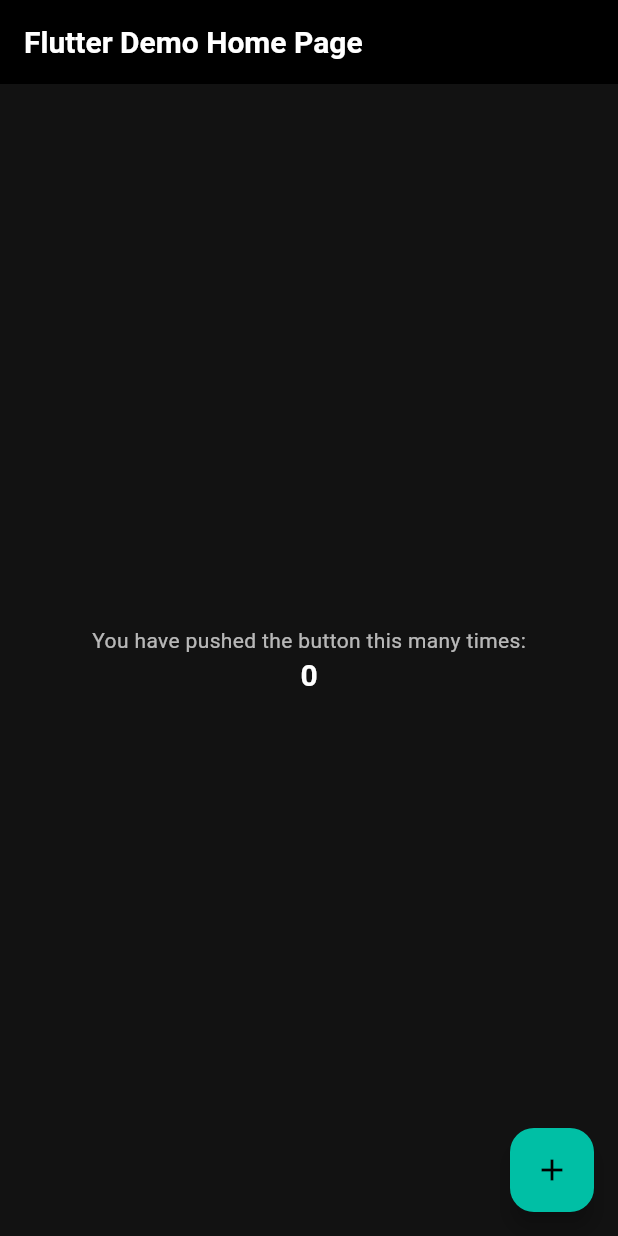
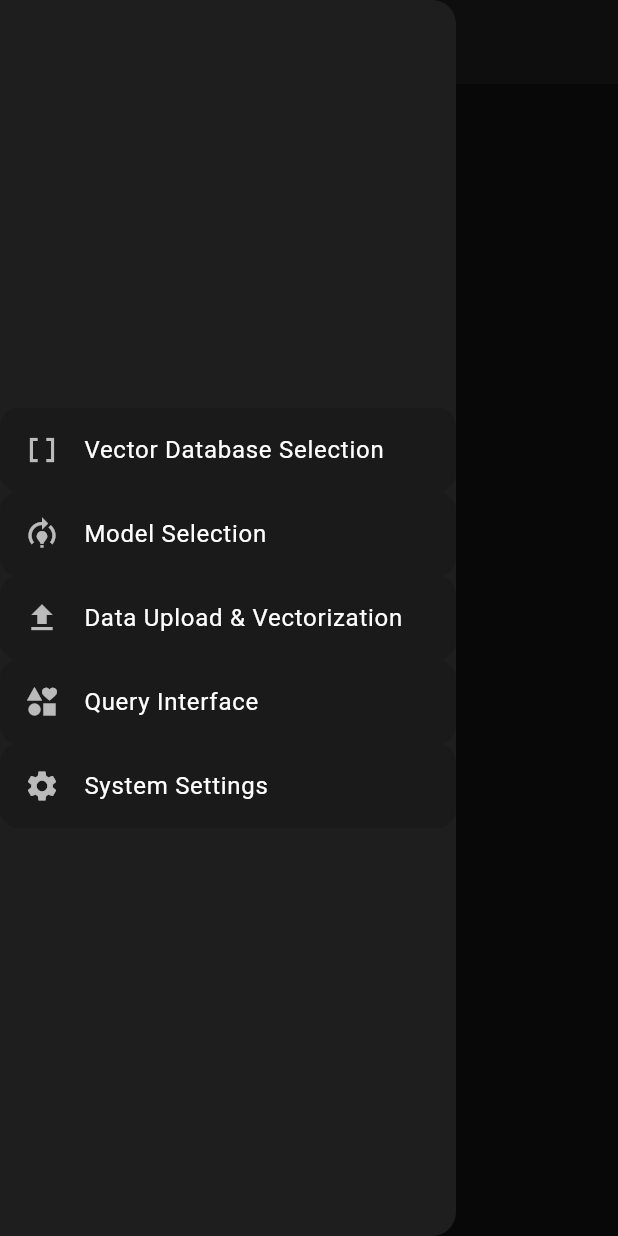
Before and after one commit to NeonMaliket/FA-RAG, a Flutter app: the screen it shows after launch, with the side drawer open (before the commit the screen has no drawer), on a phone screen of 412 x 824 dp. Run offline on Flutter 3.47's test engine with Material 3 defaults, Android fonts, the phone set to English and light mode, and no system bars.

Commit message:
Stream 1

```diff
--- /dev/null
+++ b/fa_rag_ui/lib/fa_rag_app.dart
@@ -0,0 +1,19 @@
+import 'package:fa_rag_ui/feature/main_window/main_window.dart';
+import 'package:fa_rag_ui/theme/rag_theme.dart';
+import 'package:flutter/material.dart';
+
+class FaRagApp extends StatelessWidget {
+  const FaRagApp({super.key});
+
+  @override
+  Widget build(BuildContext context) {
+    return MaterialApp(
+      title: 'FA-RAG',
+      theme: ragAppLightTheme,
+      debugShowCheckedModeBanner: false,
+      darkTheme: ragAppDarkTheme,
+      themeMode: ThemeMode.dark,
+      home: MainWindow(),
+    );
+  }
+}
--- /dev/null
+++ b/fa_rag_ui/lib/feature/features.dart
@@ -0,0 +1 @@
+export 'main_window/main_window.dart';
--- /dev/null
+++ b/fa_rag_ui/lib/feature/main_window/main_window.dart
@@ -0,0 +1,107 @@
+import 'package:fa_rag_ui/feature/main_window/model/model.dart';
+import 'package:fa_rag_ui/feature/main_window/pages/pages.dart';
+import 'package:flutter/material.dart';
+
+final menuMap = [
+  {'index': 0, 'title': 'Vector Database Selection', 'icon': Icons.data_array},
+  {'index': 1, 'title': 'Model Selection', 'icon': Icons.model_training},
+  {'index': 2, 'title': 'Data Upload & Vectorization', 'icon': Icons.upload},
+  {'index': 3, 'title': 'Query Interface', 'icon': Icons.interests},
+  {'index': 4, 'title': 'System Settings', 'icon': Icons.settings},
+];
+
+class MainWindow extends StatelessWidget {
+  const MainWindow({super.key});
+
+  @override
+  Widget build(BuildContext context) {
+    final scaffoldKey = GlobalKey<ScaffoldState>();
+    final pageModel = PageModel();
+
+    return Scaffold(
+      key: scaffoldKey,
+      appBar: AppBar(
+        title: Text('FA RAG'),
+        leading: FloatingActionButton.small(
+          child: Icon(Icons.menu),
+          onPressed: () => scaffoldKey.currentState?.openDrawer(),
+        ),
+      ),
+      drawer: MainWindowDrawer(pageModel: pageModel),
+      body: MainWindowBody(pageModel: pageModel),
+    );
+  }
+}
+
+class MainWindowBody extends StatefulWidget {
+  const MainWindowBody({super.key, required this.pageModel});
+  final PageModel pageModel;
+
+  @override
+  State<MainWindowBody> createState() => _MainWindowBodyState();
+}
+
+class _MainWindowBodyState extends State<MainWindowBody> {
+  late final PageController _pageController;
+  late final Map<int, Widget> _pages;
+
+  @override
+  void initState() {
+    _pages = {
+      0: Text('Page: 0'),
+      1: Text('Page: 1'),
+      2: Text('Page: 2'),
+      3: Text('Page: 3'),
+      4: SettingsPage(),
+    };
+    _pageController = PageController(initialPage: 4);
+    widget.pageModel.addListener(() {
+      _pageController.jumpToPage(widget.pageModel.currentIndex);
+      setState(() {});
+    });
+    super.initState();
+  }
+
+  @override
+  void dispose() {
+    _pageController.dispose();
+    super.dispose();
+  }
+
+  @override
+  Widget build(BuildContext context) {
+    return PageView.builder(
+      controller: _pageController,
+      itemBuilder: (context, index) {
+        return Center(child: _pages[index]);
+      },
+    );
+  }
+}
+
+class MainWindowDrawer extends StatelessWidget {
+  const MainWindowDrawer({super.key, required this.pageModel});
+  final PageModel pageModel;
+
+  @override
+  Widget build(BuildContext context) {
+    return Drawer(
+      child: Column(
+        mainAxisAlignment: MainAxisAlignment.center,
+        children: menuMap
+            .map(
+              (item) => InkWell(
+                onTap: () {
+                  pageModel.pageTo(item['index'] as int);
+                },
+                child: ListTile(
+                  leading: Icon((item['icon'] as IconData)),
+                  title: Text(item['title'] as String),
+                ),
+              ),
+            )
+            .toList(),
+      ),
+    );
+  }
+}
--- /dev/null
+++ b/fa_rag_ui/lib/feature/main_window/model/model.dart
@@ -0,0 +1 @@
+export 'page_model.dart';
--- /dev/null
+++ b/fa_rag_ui/lib/feature/main_window/model/page_model.dart
@@ -0,0 +1,12 @@
+import 'package:flutter/widgets.dart';
+
+class PageModel extends ChangeNotifier {
+  int _currentIndex = 0;
+
+  get currentIndex => _currentIndex;
+
+  void pageTo(index) {
+    _currentIndex = index;
+    notifyListeners();
+  }
+}
--- /dev/null
+++ b/fa_rag_ui/lib/feature/main_window/pages/abstract_page.dart
@@ -0,0 +1,24 @@
+import 'package:fa_rag_ui/theme/rag_theme.dart';
+import 'package:flutter/widgets.dart';
+
+class AbstractPage extends StatelessWidget {
+  const AbstractPage({super.key, required this.title, required this.child});
+
+  final String title;
+  final Widget child;
+
+  @override
+  Widget build(BuildContext context) {
+    return Column(
+      crossAxisAlignment: CrossAxisAlignment.start,
+      spacing: 50,
+      children: [
+        Padding(
+          padding: const EdgeInsets.all(50.0),
+          child: Text(title, style: context.theme().textTheme.headlineLarge),
+        ),
+        child,
+      ],
+    );
+  }
+}
--- /dev/null
+++ b/fa_rag_ui/lib/feature/main_window/pages/pages.dart
@@ -0,0 +1 @@
+export 'settings_page.dart';
--- /dev/null
+++ b/fa_rag_ui/lib/feature/main_window/pages/settings_page.dart
@@ -0,0 +1,15 @@
+import 'package:fa_rag_ui/feature/main_window/pages/abstract_page.dart';
+import 'package:flutter/material.dart';
+import 'package:flutter/widgets.dart';
+
+class SettingsPage extends StatelessWidget {
+  const SettingsPage({super.key});
+
+  @override
+  Widget build(BuildContext context) {
+    return AbstractPage(
+      title: 'Settings',
+      child: Center(child: Column(children: [])),
+    );
+  }
+}
--- a/fa_rag_ui/lib/main.dart
+++ b/fa_rag_ui/lib/main.dart
@@ -1,108 +1,6 @@
-import 'package:fa_rag_ui/theme/rag_theme.dart';
+import 'package:fa_rag_ui/fa_rag_app.dart';
 import 'package:flutter/material.dart';
 
 void main() {
-  runApp(const MyApp());
+  runApp(const FaRagApp());
 }
-
-class MyApp extends StatelessWidget {
-  const MyApp({super.key});
-
-  // This widget is the root of your application.
-  @override
-  Widget build(BuildContext context) {
-    return MaterialApp(
-      title: 'Flutter Demo',
-      theme: ragAppLightTheme,
-      darkTheme: ragAppDarkTheme,
-      themeMode: ThemeMode.dark,
-      home: const MyHomePage(title: 'Flutter Demo Home Page'),
-    );
-  }
-}
-
-class MyHomePage extends StatefulWidget {
-  const MyHomePage({super.key, required this.title});
-
-  // This widget is the home page of your application. It is stateful, meaning
-  // that it has a State object (defined below) that contains fields that affect
-  // how it looks.
-
-  // This class is the configuration for the state. It holds the values (in this
-  // case the title) provided by the parent (in this case the App widget) and
-  // used by the build method of the State. Fields in a Widget subclass are
-  // always marked "final".
-
-  final String title;
-
-  @override
-  State<MyHomePage> createState() => _MyHomePageState();
-}
-
-class _MyHomePageState extends State<MyHomePage> {
-  int _counter = 0;
-
-  void _incrementCounter() {
-    setState(() {
-      // This call to setState tells the Flutter framework that something has
-      // changed in this State, which causes it to rerun the build method below
-      // so that the display can reflect the updated values. If we changed
-      // _counter without calling setState(), then the build method would not be
-      // called again, and so nothing would appear to happen.
-      _counter++;
-    });
-  }
-
-  @override
-  Widget build(BuildContext context) {
-    // This method is rerun every time setState is called, for instance as done
-    // by the _incrementCounter method above.
-    //
-    // The Flutter framework has been optimized to make rerunning build methods
-    // fast, so that you can just rebuild anything that needs updating rather
-    // than having to individually change instances of widgets.
-    return Scaffold(
-      appBar: AppBar(
-        // TRY THIS: Try changing the color here to a specific color (to
-        // Colors.amber, perhaps?) and trigger a hot reload to see the AppBar
-        // change color while the other colors stay the same.
-        backgroundColor: Theme.of(context).colorScheme.inversePrimary,
-        // Here we take the value from the MyHomePage object that was created by
-        // the App.build method, and use it to set our appbar title.
-        title: Text(widget.title),
-      ),
-      body: Center(
-        // Center is a layout widget. It takes a single child and positions it
-        // in the middle of the parent.
-        child: Column(
-          // Column is also a layout widget. It takes a list of children and
-          // arranges them vertically. By default, it sizes itself to fit its
-          // children horizontally, and tries to be as tall as its parent.
-          //
-          // Column has various properties to control how it sizes itself and
-          // how it positions its children. Here we use mainAxisAlignment to
-          // center the children vertically; the main axis here is the vertical
-          // axis because Columns are vertical (the cross axis would be
-          // horizontal).
-          //
-          // TRY THIS: Invoke "debug painting" (choose the "Toggle Debug Paint"
-          // action in the IDE, or press "p" in the console), to see the
-          // wireframe for each widget.
-          mainAxisAlignment: MainAxisAlignment.center,
-          children: <Widget>[
-            const Text('You have pushed the button this many times:'),
-            Text(
-              '$_counter',
-              style: Theme.of(context).textTheme.headlineMedium,
-            ),
-          ],
-        ),
-      ),
-      floatingActionButton: FloatingActionButton(
-        onPressed: _incrementCounter,
-        tooltip: 'Increment',
-        child: const Icon(Icons.add),
-      ), // This trailing comma makes auto-formatting nicer for build methods.
-    );
-  }
-}
```
Also changed, not shown: 1 other file.
